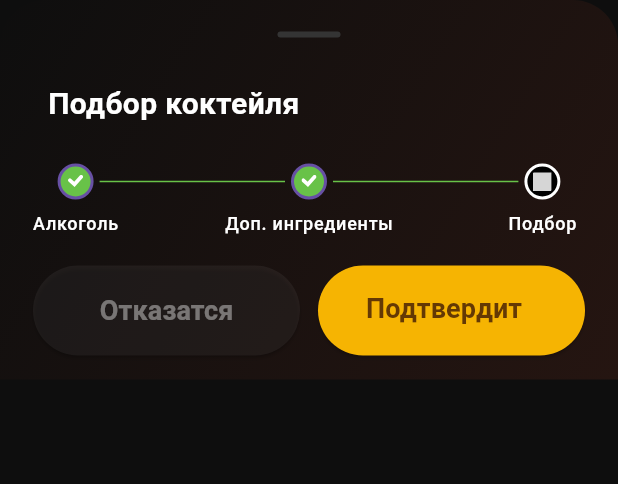
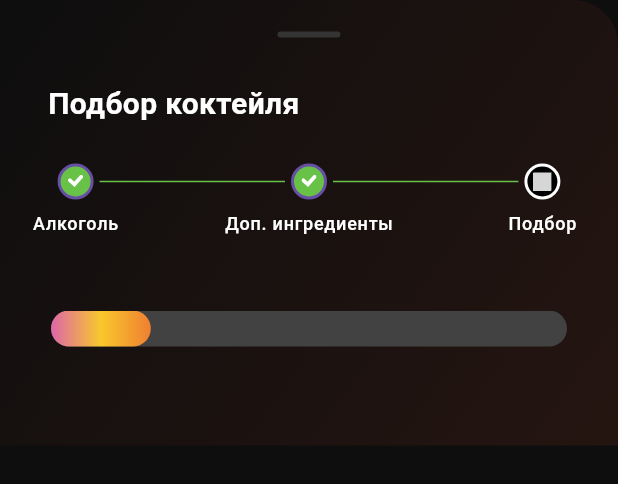
Before and after one commit to SpeedWagon165/cocktails, a Flutter app: the CocktailSelectionStep3 widget shown alone on an empty page, opened directly with empty values, on a phone screen of 412 x 824 dp. Shown: the top 484 px of the screen. Run offline on Flutter 3.47's test engine with Material 3 defaults, Android fonts, the phone set to English and light mode, and no system bars; drawn by our look-alikes of easy_stepper; our stand-ins replace bloc, expandable_page_view, flutter_bloc, flutter_multi_formatter, flutter_svg, gradient_borders; missing offline and left inert: scaffold_gradient_background; grey boxes are pictures that could not be loaded.

```diff
--- a/lib/pages/bonus_page/bonus_screen.dart
+++ b/lib/pages/bonus_page/bonus_screen.dart
@@ -16,6 +16,7 @@ class _BonusScreenState extends State<BonusScreen> {
   @override
   Widget build(BuildContext context) {
     return SafeArea(
+      minimum: const EdgeInsets.only(top: 40),
       child: Scaffold(
         body: Padding(
           padding: const EdgeInsets.symmetric(horizontal: 16.0),
--- a/lib/pages/home/cocktail_selection_step_3.dart
+++ b/lib/pages/home/cocktail_selection_step_3.dart
@@ -6,6 +6,7 @@ import 'package:flutter/material.dart';
 import 'package:flutter_svg/flutter_svg.dart';
 
 import '../../widgets/custom_button.dart';
+import '../../widgets/home/animaited_loading.dart';
 import '../../widgets/home/cocktail_selection_widget.dart';
 import '../../widgets/home/step_indicator.dart';
 
@@ -21,50 +22,19 @@ class CocktailSelectionStep3 extends StatefulWidget {
 class CocktailSelectionStep3State extends State<CocktailSelectionStep3> {
   @override
   Widget build(BuildContext context) {
-    return BasePopup(
+    return const BasePopup(
       text: 'Подбор коктейля',
       onPressed: null,
       arrow: false,
       child: Column(
         crossAxisAlignment: CrossAxisAlignment.start,
         children: [
-          const StepIndicator(
+          StepIndicator(
             activeStep: 2,
           ),
-          const SizedBox(height: 20),
-          Row(
-            mainAxisAlignment: MainAxisAlignment.spaceBetween,
-            children: [
-              Expanded(
-                child: Padding(
-                  padding: const EdgeInsets.symmetric(horizontal: 6.0),
-                  child: CustomButton(
-                    text: 'Отказатся',
-                    grey: true,
-                    onPressed: () {
-                      Navigator.pop(context);
-                    },
-                    single: false,
-                  ),
-                ),
-              ),
-              Expanded(
-                child: Padding(
-                  padding: const EdgeInsets.symmetric(horizontal: 6.0),
-                  child: CustomButton(
-                    text: 'Подтвердить',
-                    onPressed: () {
-                      widget.pageController.nextPage(
-                        duration: const Duration(milliseconds: 300),
-                        curve: Curves.easeInOut,
-                      );
-                    },
-                    single: false,
-                  ),
-                ),
-              ),
-            ],
-          ),
+          SizedBox(height: 50),
+          AnimatedProgressBarPage(),
+          SizedBox(height: 50),
         ],
       ),
     );
--- a/lib/pages/home/home_page.dart
+++ b/lib/pages/home/home_page.dart
@@ -5,6 +5,7 @@ import 'package:flutter/material.dart';
 import '../../widgets/auth/custom_registration_button.dart';
 import '../../widgets/custom_button.dart';
 import '../../widgets/home/search_bar_widget.dart';
+import '../bonus_page/bonus_screen.dart';
 
 class HomePage extends StatelessWidget {
   const HomePage({super.key});
@@ -66,7 +67,7 @@ class HomePage extends StatelessWidget {
                       width: 1.0,
                     ),
                   ),
-                  child: Column(
+                  child: const Column(
                     children: [
                       InfoTileHome(
                         icon: 'assets/images/gift_icon.svg',
--- /dev/null
+++ b/lib/widgets/home/animaited_loading.dart
@@ -0,0 +1,112 @@
+import 'package:flutter/material.dart';
+
+class AnimatedProgressBarPage extends StatefulWidget {
+  const AnimatedProgressBarPage({super.key});
+
+  @override
+  AnimatedProgressBarPageState createState() => AnimatedProgressBarPageState();
+}
+
+class AnimatedProgressBarPageState extends State<AnimatedProgressBarPage>
+    with SingleTickerProviderStateMixin {
+  late AnimationController _animationController;
+
+  @override
+  void initState() {
+    super.initState();
+    _animationController = AnimationController(
+      duration: const Duration(seconds: 10),
+      vsync: this,
+    )..forward();
+  }
+
+  @override
+  void dispose() {
+    _animationController.dispose();
+    super.dispose();
+  }
+
+  @override
+  Widget build(BuildContext context) {
+    return Center(
+      child: Column(
+        mainAxisAlignment: MainAxisAlignment.center,
+        children: [
+          AnimatedBuilder(
+            animation: _animationController,
+            builder: (context, child) {
+              return Padding(
+                padding: const EdgeInsets.symmetric(horizontal: 18.0),
+                child: Column(
+                  children: [
+                    Stack(
+                      children: [
+                        Container(
+                          width: MediaQuery.of(context).size.width * 0.85,
+                          height: 24,
+                          decoration: BoxDecoration(
+                            borderRadius: BorderRadius.circular(12),
+                            color: Colors.grey.shade800,
+                          ),
+                          child: ClipRRect(
+                            borderRadius: BorderRadius.circular(12),
+                            child: LinearProgressIndicator(
+                              value: _animationController.value,
+                              backgroundColor: Colors.transparent,
+                              valueColor: const AlwaysStoppedAnimation<Color>(
+                                  Colors.transparent),
+                              minHeight: 24,
+                              color: Colors.transparent,
+                            ),
+                          ),
+                        ),
+                        Container(
+                          width: MediaQuery.of(context).size.width *
+                              0.85 *
+                              _animationController.value,
+                          height: 24,
+                          decoration: BoxDecoration(
+                            gradient: const LinearGradient(
+                              colors: [
+                                Color(0xFFDD66A9),
+                                Color(0xFFF8C82C),
+                                Color(0xFFEF7F31),
+                              ],
+                              begin: Alignment.centerLeft,
+                              end: Alignment.centerRight,
+                            ),
+                            borderRadius: BorderRadius.circular(12),
+                          ),
+                        ),
+                        Positioned(
+                          top: -30,
+                          // Adjust the position of the text above the bar
+                          left: MediaQuery.of(context).size.width *
+                                  0.85 *
+                                  _animationController.value -
+                              30,
+                          // Adjust to align text with the progress
+                          child: Container(
+                            padding: EdgeInsets.symmetric(horizontal: 8),
+                            decoration: BoxDecoration(
+                              color: Colors.black.withOpacity(0.7),
+                              borderRadius: BorderRadius.circular(12),
+                            ),
+                            child: Text(
+                              '${(_animationController.value * 100).toInt()}%',
+                              style: const TextStyle(color: Colors.white),
+                            ),
+                          ),
+                        ),
+                      ],
+                    ),
+                  ],
+                ),
+              );
+            },
+          ),
+        ],
+      ),
+    );
+  }
+}
```
Also changed, not shown: lib/bloc/cocktail_setup_bloc/cocktail_setup_bloc.dart (+5 -4 lines), lib/bloc/cocktail_setup_bloc/cocktail_setup_state.dart (+9 -2 lines), lib/pages/cocktail_list_page/cocktail_list_page.dart (added, +34 -0 lines), lib/widgets/bottom_nav_bar.dart (+5 -5 lines).
